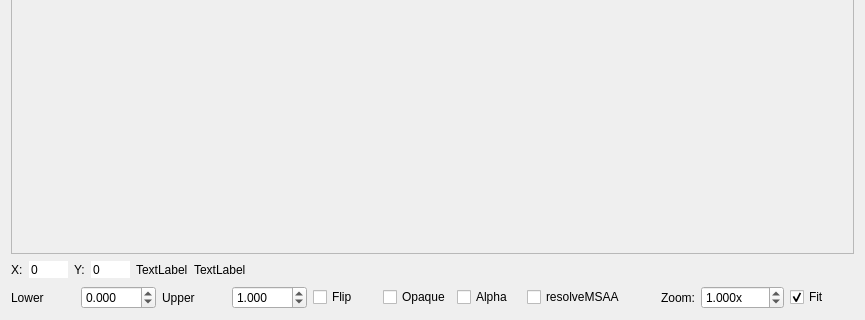
Before: the Qt Designer form gui/ui/imageviewer.ui in apitrace/apitrace, drawn with Qt 5; both pictures show x 0 to 865 and y 309 to 629 of the 865 by 629 pixel window.
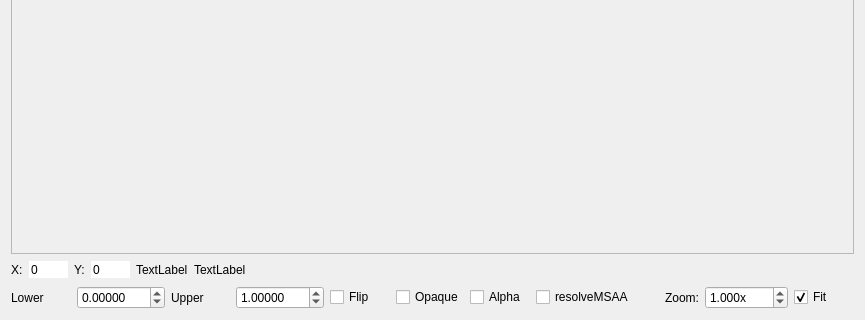
After: the same form once the commit is applied. Custom widgets are drawn as their Qt base class.

Commit message: Increase precision of image range spinners

```diff
--- a/gui/ui/imageviewer.ui
+++ b/gui/ui/imageviewer.ui
@@ -142,7 +142,7 @@
      <item>
       <widget class="QDoubleSpinBox" name="lowerSpinBox">
        <property name="decimals">
-        <number>3</number>
+        <number>5</number>
        </property>
        <property name="minimum">
         <double>-999.999000000000024</double>
@@ -165,7 +165,7 @@
      <item>
       <widget class="QDoubleSpinBox" name="upperSpinBox">
        <property name="decimals">
-        <number>3</number>
+        <number>5</number>
        </property>
        <property name="minimum">
         <double>-999.999000000000024</double>
```
